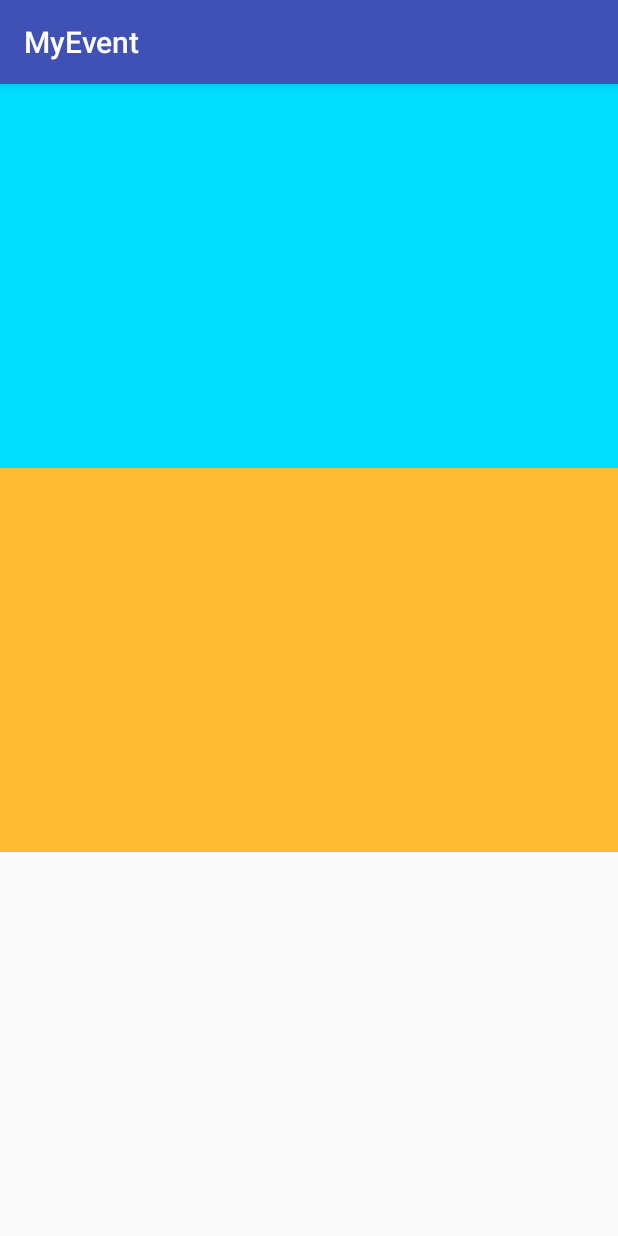
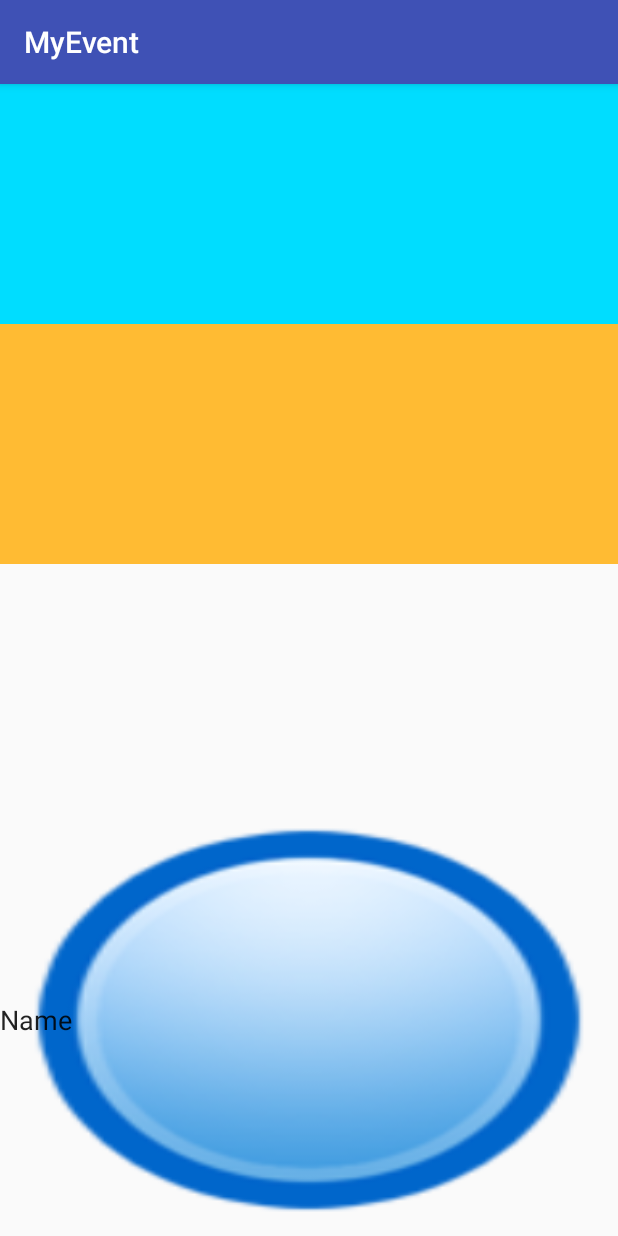
Before and after one commit to ideptor/doitandroid, an Android app: the screen it shows after launch (MainActivity), on a phone screen of 412 x 824 dp. Run offline under Robolectric (Android 15) with nearby library versions, the phone set to English and light mode, and no system bars.

Commit message:
day18 event processing by drawble

```diff
--- /dev/null
+++ b/MyEvent/app/src/main/res/drawable/my_selector.xml
@@ -0,0 +1,12 @@
+<?xml version="1.0" encoding="utf-8"?>
+<selector xmlns:android="http://schemas.android.com/apk/res/android">
+    <item
+        android:state_focused="true"
+        android:state_pressed="true"
+        android:drawable="@drawable/red"
+        />
+
+    <item
+        android:drawable="@drawable/blue" />
+
+</selector>
--- a/MyEvent/app/src/main/res/layout/activity_main.xml
+++ b/MyEvent/app/src/main/res/layout/activity_main.xml
@@ -30,5 +30,15 @@
             android:textColor="#000000" />
     </ScrollView>
 
+    <EditText
+        android:id="@+id/editText"
+        android:layout_width="match_parent"
+        android:layout_height="wrap_content"
+        android:layout_weight="1"
+        android:background="@drawable/my_selector"
+        android:ems="10"
+        android:inputType="text"
+        android:text="Name" />
+
 
 </LinearLayout>
```
Also changed, not shown: MyEvent/app/src/main/res/drawable/blue.png (added), MyEvent/app/src/main/res/drawable/red.png (added).
